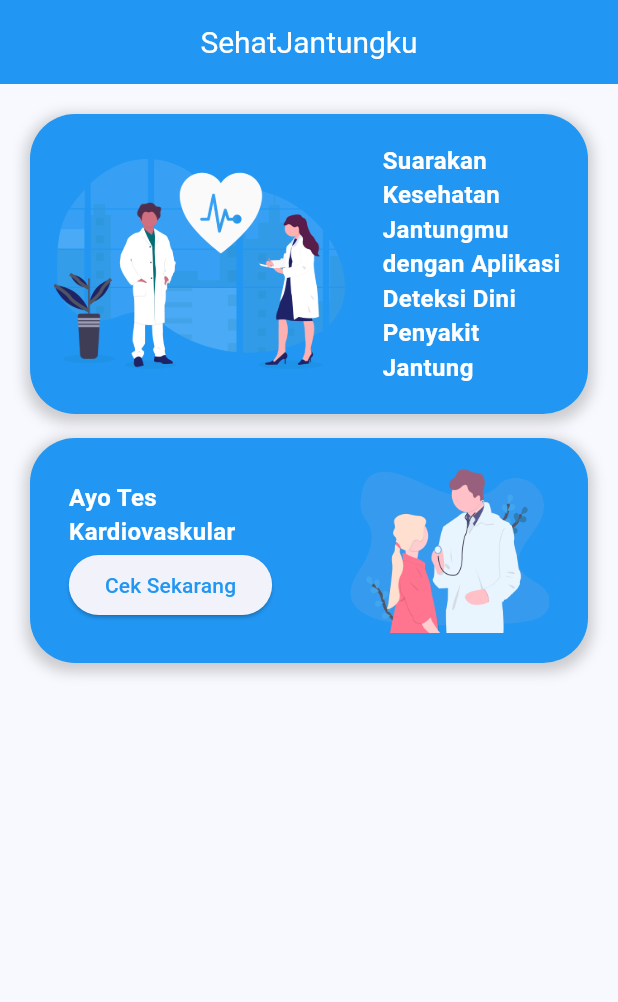
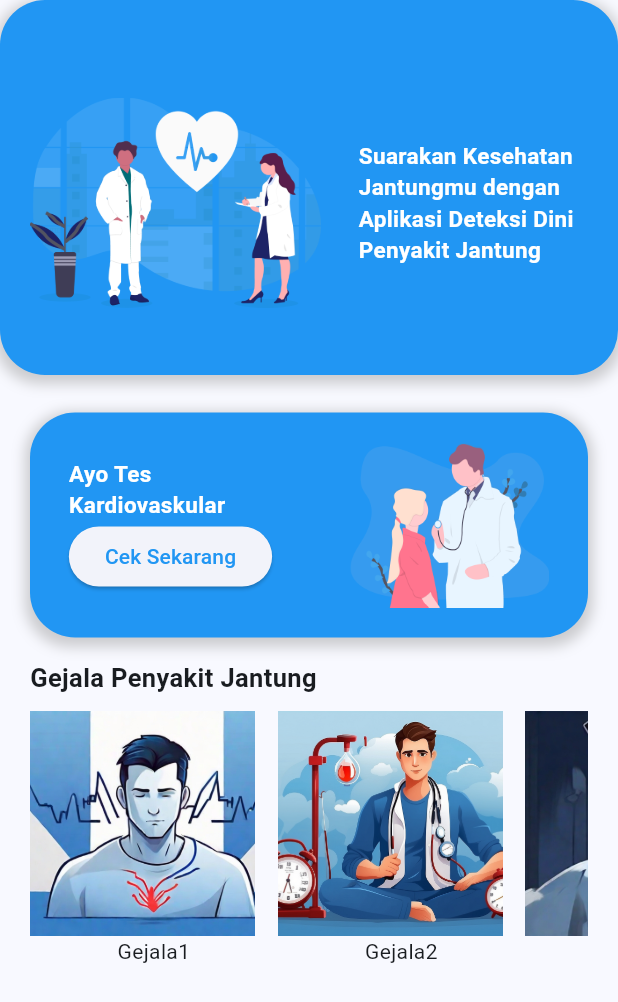
Before and after one commit to ariff-m/Sehat-Jantungku, a Flutter app: the screen it shows after launch, on a phone screen of 412 x 824 dp. Shown: the top 1002 px of the screen. Run offline on Flutter 3.47's test engine with Material 3 defaults, Android fonts, the phone set to English and light mode, and no system bars.

Commit message:
slicing home

```diff
--- a/lib/page/home/home_page.dart
+++ b/lib/page/home/home_page.dart
@@ -8,31 +8,33 @@ class MyHomePage extends StatefulWidget {
 }
 
 class _MyHomePageState extends State<MyHomePage> {
+  List<String> images = [
+    'assets/gejala_1.jpg',
+    'assets/gejala_2.jpg',
+    'assets/gejala_3.jpg',
+    'assets/gejala_4.jpg',
+    'assets/gejala_5.jpg',
+    'assets/gejala_6.jpg',
+  ];
+  List<String> textGejala = [
+    'Gejala1',
+    'Gejala2',
+    'Gejala3',
+    'Gejala4',
+    'Gejala5',
+    'Gejala6',
+  ];
+
   @override
   Widget build(BuildContext context) {
     return Scaffold(
-      appBar: AppBar(
-        backgroundColor: Colors.blue,
-        centerTitle: true,
-        title: const Text(
-          'SehatJantungku',
-          style: TextStyle(
-            color: Colors.white,
-            fontSize: 20,
-          ),
-        ),
-      ),
-      body: SingleChildScrollView(
-        child: Padding(
+      body: Column(
+        crossAxisAlignment: CrossAxisAlignment.start,
+        mainAxisAlignment: MainAxisAlignment.start,
+        children: [
+          Container(
             padding: const EdgeInsets.only(right: 20, left: 20),
-          child: Column(
-            children: [
-              const SizedBox(
-                height: 20,
-              ),
-              Container(
-                padding: const EdgeInsets.only(right: 16, left: 16),
-                height: 200,
+            height: 250,
             width: double.infinity,
             decoration: BoxDecoration(
               color: Colors.blue,
@@ -46,7 +48,13 @@ class _MyHomePageState extends State<MyHomePage> {
                 ),
               ],
             ),
-                child: Row(
+            child: Column(
+              mainAxisAlignment: MainAxisAlignment.center,
+              children: [
+                const SizedBox(
+                  height: 20,
+                ),
+                Row(
                   mainAxisAlignment: MainAxisAlignment.spaceBetween,
                   children: [
                     Image.asset(
@@ -60,7 +68,7 @@ class _MyHomePageState extends State<MyHomePage> {
                       child: Text(
                         'Suarakan Kesehatan Jantungmu dengan Aplikasi Deteksi Dini Penyakit Jantung',
                         style: TextStyle(
-                          fontSize: 16,
+                          fontSize: 15,
                           color: Colors.white,
                           fontWeight: FontWeight.bold,
                         ),
@@ -69,8 +77,14 @@ class _MyHomePageState extends State<MyHomePage> {
                     ),
                   ],
                 ),
+              ],
             ),
-              const SizedBox(height: 16),
+          ),
+          const SizedBox(height: 25),
+          Padding(
+            padding: const EdgeInsets.only(right: 20, left: 20),
+            child: Column(
+              children: [
                 Container(
                   height: 150,
                   width: double.infinity,
@@ -88,7 +102,6 @@ class _MyHomePageState extends State<MyHomePage> {
                   ),
                   child: Row(
                     mainAxisAlignment: MainAxisAlignment.spaceAround,
-                  crossAxisAlignment: CrossAxisAlignment.center,
                     children: [
                       Column(
                         mainAxisAlignment: MainAxisAlignment.center,
@@ -98,7 +111,7 @@ class _MyHomePageState extends State<MyHomePage> {
                             'Ayo Tes',
                             style: TextStyle(
                               color: Colors.white,
-                            fontSize: 16,
+                              fontSize: 15,
                               fontWeight: FontWeight.bold,
                             ),
                           ),
@@ -106,15 +119,13 @@ class _MyHomePageState extends State<MyHomePage> {
                             'Kardiovaskular',
                             style: TextStyle(
                               color: Colors.white,
-                            fontSize: 16,
+                              fontSize: 15,
                               fontWeight: FontWeight.bold,
                             ),
                           ),
                           ElevatedButton(
                             onPressed: () {},
-                          style: ElevatedButton.styleFrom(
-                              //backgroundColor: Colors.blue,
-                              ),
+                            style: ElevatedButton.styleFrom(),
                             child: const Text(
                               'Cek Sekarang',
                               style: TextStyle(color: Colors.blue),
@@ -129,11 +140,55 @@ class _MyHomePageState extends State<MyHomePage> {
                     ],
                   ),
                 ),
-              const SizedBox(height: 25)
+              ],
+            ),
+          ),
+          const SizedBox(height: 15),
+          SizedBox(
+            height: 300,
+            child: Padding(
+              padding: const EdgeInsets.only(left: 20, right: 20),
+              child: Column(
+                crossAxisAlignment: CrossAxisAlignment.start,
+                mainAxisAlignment: MainAxisAlignment.start,
+                children: [
+                  const Text(
+                    'Gejala Penyakit Jantung',
+                    style: TextStyle(
+                      fontSize: 17,
+                      fontWeight: FontWeight.bold,
+                    ),
+                  ),
+                  const SizedBox(height: 10),
+                  Expanded(
+                    child: ListView.builder(
+                      shrinkWrap: true,
+                      scrollDirection: Axis.horizontal,
+                      itemCount: 6,
+                      itemBuilder: (BuildContext context, int index) {
+                        return Column(
+                          children: [
+                            Padding(
+                              padding: const EdgeInsets.only(right: 15),
+                              child: Image.asset(
+                                images[index],
+                                width: 150,
+                                height: 150,
+                                fit: BoxFit.cover,
+                              ),
+                            ),
+                            Text(textGejala[index]),
+                          ],
+                        );
+                      },
+                    ),
+                  )
                 ],
               ),
             ),
           ),
+        ],
+      ),
     );
   }
 }
```
Also changed, not shown: lib/page/identification/identification_page.dart (+11 -0 lines), assets/gejala_1.jpg (added), assets/gejala_2.jpg (added), assets/gejala_3.jpg (added), assets/gejala_4.jpg (added), assets/gejala_5.jpg (added), assets/gejala_6.jpg (added), lib/main.dart (line endings or trailing spaces). Lines whose indentation alone changed are shown as unchanged.
